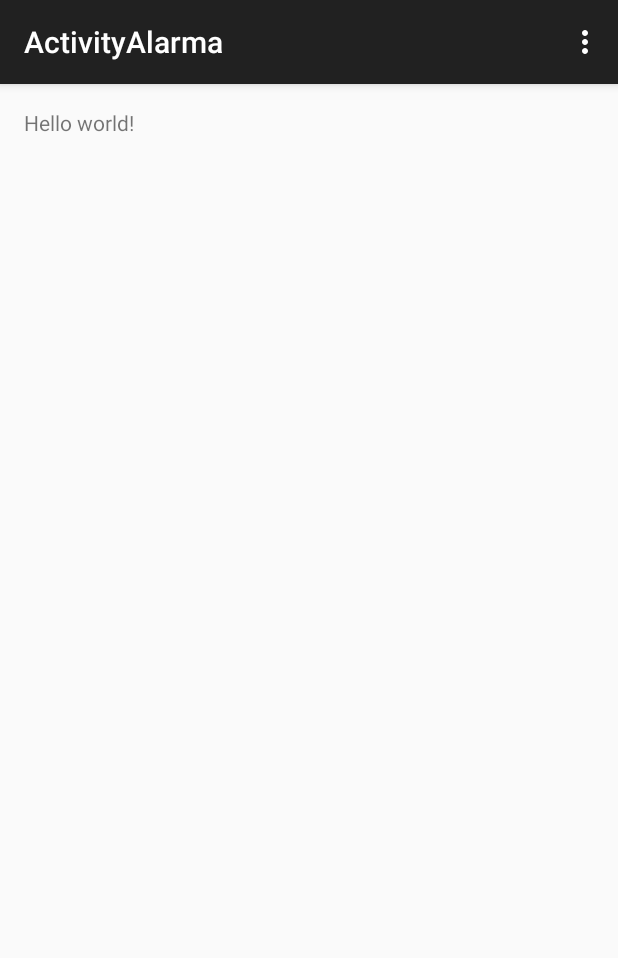
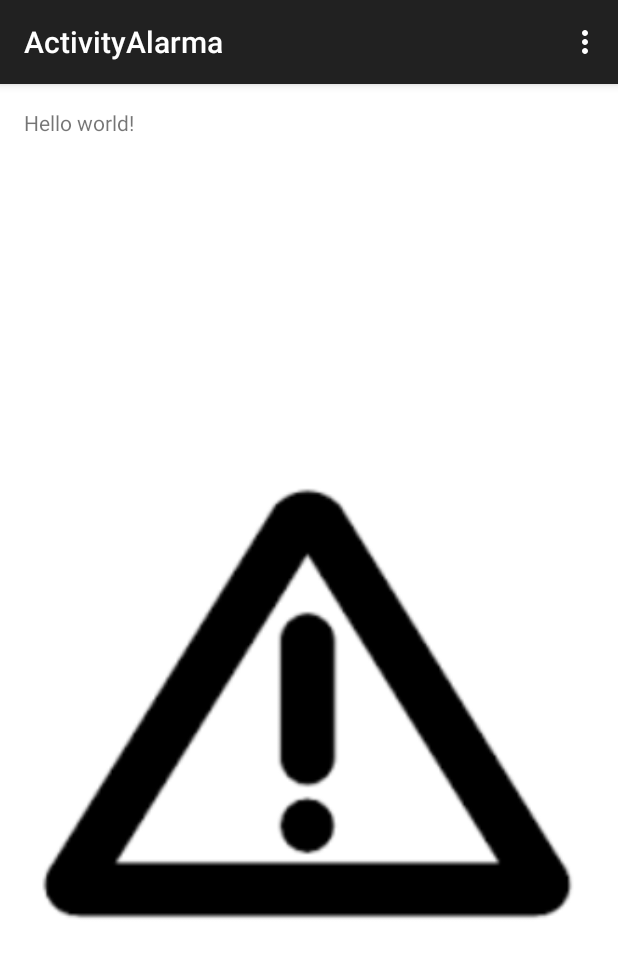
Before and after one commit to Sadainer/CrimeControlFull, an Android app: the ActivityAlarma screen opened directly, with no data from a screen before it, on a phone screen of 412 x 824 dp. Shown: the top 958 px of the screen. Run offline under Robolectric (Android 15) with nearby library versions, the phone set to English and light mode, and no system bars; 1 statement that could not run was skipped.

Commit message:
Ya funciona la alerta pero solo cuando esta la actividad abierta

```diff
--- a/app/src/main/java/com/example/tecnoparque/segundoplano/ActivityAlarma.java
+++ b/app/src/main/java/com/example/tecnoparque/segundoplano/ActivityAlarma.java
@@ -5,6 +5,9 @@ import android.os.Bundle;
 import android.support.v7.app.ActionBarActivity;
 import android.view.Menu;
 import android.view.MenuItem;
+import android.widget.TextView;
+
+import com.google.gson.Gson;
 
 
 public class ActivityAlarma extends ActionBarActivity {
@@ -13,14 +16,18 @@ public class ActivityAlarma extends ActionBarActivity {
     @Override
     protected void onCreate(Bundle savedInstanceState) {
         super.onCreate(savedInstanceState);
+        /*this.requestWindowFeature(Window.FEATURE_NO_TITLE);
+        this.getWindow().setFlags(WindowManager.LayoutParams.FLAG_FULLSCREEN, WindowManager.LayoutParams.FLAG_FULLSCREEN);*/
         setContentView(R.layout.activity_activity_alarma);
 
-        /*String jsonMyObject = new String();
+        final TextView Usu= (TextView) findViewById(R.id.textView);
+        String jsonMyObject = new String();
         Bundle bundle = this.getIntent().getExtras();
         if (bundle != null) {
             jsonMyObject = bundle.getString("Usuario");
         }
-        RegistroDTO myObject = new Gson().fromJson(jsonMyObject, RegistroDTO.class);*/
+        RegistroDTO myObject = new Gson().fromJson(jsonMyObject, RegistroDTO.class);
+        Usu.setText(myObject.getUsuarioCedula() + " " + myObject.getDireccion() + " " + myObject.getLocal() + " " + myObject.getIDRed());
         //Construimos el mensaje a mostrar
         player = MediaPlayer.create(ActivityAlarma.this,R.raw.alerta);
         player.start();
--- a/app/src/main/java/com/example/tecnoparque/segundoplano/Servicio.java
+++ b/app/src/main/java/com/example/tecnoparque/segundoplano/Servicio.java
@@ -64,9 +64,6 @@ boolean para=true;
             conteo=0;
             tiempo=0;
         }
-
-
-
     }
 
 
--- a/app/src/main/res/layout/activity_activity_alarma.xml
+++ b/app/src/main/res/layout/activity_activity_alarma.xml
@@ -3,10 +3,26 @@
     android:layout_height="match_parent" android:paddingLeft="@dimen/activity_horizontal_margin"
     android:paddingRight="@dimen/activity_horizontal_margin"
     android:paddingTop="@dimen/activity_vertical_margin"
+    android:background="#ffffff"
     android:paddingBottom="@dimen/activity_vertical_margin"
-    tools:context="com.example.tecnoparque.segundoplano.ActivityAlarma">
+    tools:context="com.example.tecnoparque.segundoplano.ActivityAlarma"
+    >
 
     <TextView android:text="@string/hello_world" android:layout_width="wrap_content"
-        android:layout_height="wrap_content" />
+        android:layout_height="wrap_content"
+        android:id="@+id/textView" />
+
+    <ImageView
+        android:layout_width="wrap_content"
+        android:layout_height="wrap_content"
+        android:id="@+id/imageView"
+        android:layout_below="@+id/textView"
+        android:layout_alignParentLeft="true"
+        android:layout_alignParentStart="true"
+        android:layout_marginTop="78dp"
+        android:src="@drawable/descarga"
+        android:layout_alignParentRight="true"
+        android:layout_alignParentEnd="true"
+        android:layout_alignParentBottom="true" />
 
 </RelativeLayout>
```
Also changed, not shown: app/src/main/java/com/example/tecnoparque/segundoplano/MainActivity.java (+16 -13 lines), app/src/main/java/com/example/tecnoparque/segundoplano/MensajeDTO.java (added, +21 -0 lines), app/src/main/java/com/example/tecnoparque/segundoplano/program.java (deleted, +0 -102 lines), app/src/main/res/drawable/descarga.png (added), 1 other file.
